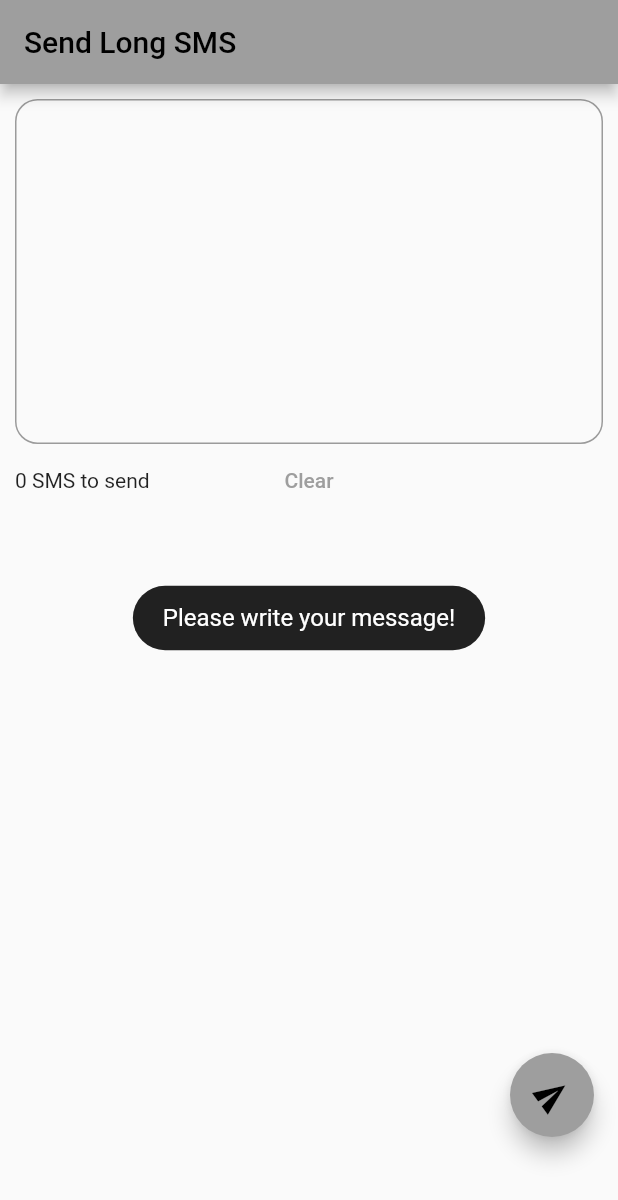
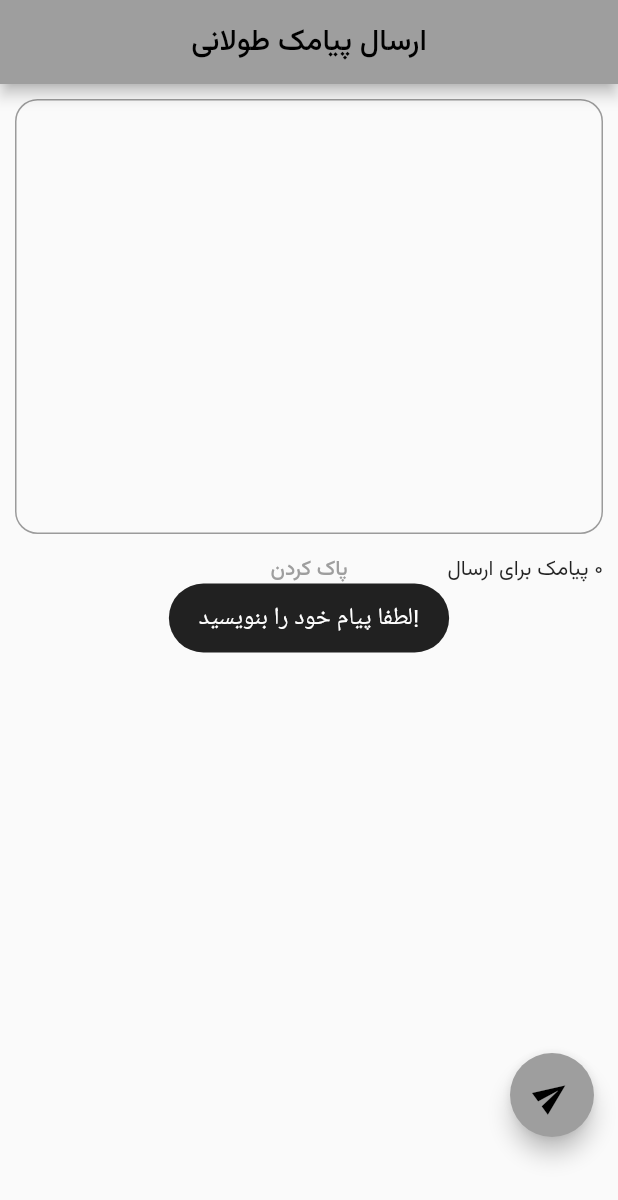
Before and after one commit to Reza-Babakhani/long_sms_sender, a Flutter app: the screen it shows after launch, after a tap on the "send" icon, on a phone screen of 412 x 824 dp. Shown: the top 1200 px of the screen. Run offline on Flutter 3.47's test engine with Material 2 defaults, Android fonts, the phone set to English and light mode, and no system bars; our stand-ins replace flutter_contacts, fluttertoast, internet_connection_checker, permission_handler; missing offline and left inert: auto_direction, flutter_sms, tapsell_plus.

Commit message:
add farsi

```diff
--- a/lib/main.dart
+++ b/lib/main.dart
@@ -54,10 +54,8 @@ class _MyAppState extends State<MyApp> {
     return MaterialApp(
       title: 'Send long sms',
       debugShowCheckedModeBanner: false,
-      theme: ThemeData(
-        primarySwatch: Colors.grey,
-      ),
-      home: HomeScreen(),
+      theme: ThemeData(primarySwatch: Colors.grey, fontFamily: "Vazir"),
+      home: const HomeScreen(),
       routes: {
         ContactListScreen.routeName: (ctx) => const ContactListScreen(),
       },
--- a/lib/screens/contact_list_screen.dart
+++ b/lib/screens/contact_list_screen.dart
@@ -54,8 +54,8 @@ class _ContactListScreenState extends State<ContactListScreen> {
             context: context,
             builder: (ctx) {
               return const AlertDialog(
-                content: Text(
-                    "Please activate the permission to send SMS from the settings."),
+                content:
+                    Text("لطفاً مجوز ارسال پیامک را از تنظیمات فعال کنید."),
               );
             });
         openAppSettings();
@@ -80,7 +80,7 @@ class _ContactListScreenState extends State<ContactListScreen> {
 
       if (successCount == msgCount) {
         Fluttertoast.showToast(
-            msg: "$successCount/$msgCount SMS sent successfully",
+            msg: "$successCount/$msgCount پیامک با موفقیت ارسال شد",
             toastLength: Toast.LENGTH_SHORT,
             gravity: ToastGravity.CENTER,
             timeInSecForIosWeb: 1,
@@ -93,16 +93,18 @@ class _ContactListScreenState extends State<ContactListScreen> {
 
   @override
   Widget build(BuildContext context) {
-    return Scaffold(
+    return Directionality(
+      textDirection: TextDirection.rtl,
+      child: Scaffold(
         appBar: AppBar(
-        title: const Text("Send To..."),
+          title: const Text("ارسال به..."),
           actions: [
             IconButton(
               icon: const Icon(Icons.send),
               onPressed: () async {
                 if (_selectedContacts.isEmpty) {
                   Fluttertoast.showToast(
-                    msg: "Please select at least one contact.",
+                      msg: "لطفا حداقل یک مخاطب را انتخاب کنید.",
                       toastLength: Toast.LENGTH_SHORT,
                       gravity: ToastGravity.CENTER,
                       timeInSecForIosWeb: 1,
@@ -151,7 +153,7 @@ class _ContactListScreenState extends State<ContactListScreen> {
                       controller: _textController,
                       decoration: const InputDecoration(
                           border: InputBorder.none,
-                        hintText: "Search Contact or Add Number..."),
+                          hintText: "جستجو یا ورود شماره تلفن..."),
                       onChanged: (value) {
                         setState(() {
                           _search = value.toLowerCase();
@@ -172,7 +174,7 @@ class _ContactListScreenState extends State<ContactListScreen> {
                       } else {
                         Fluttertoast.showToast(
                             msg:
-                              "To add a contact manually, a valid phone number must be entered.",
+                                "برای افزودن یک مخاطب به صورت دستی، باید یک شماره تلفن معتبر وارد کنید.",
                             toastLength: Toast.LENGTH_SHORT,
                             gravity: ToastGravity.CENTER,
                             timeInSecForIosWeb: 1,
@@ -266,6 +268,7 @@ class _ContactListScreenState extends State<ContactListScreen> {
             ],
           ),
         )),
+      ),
     );
   }
 
@@ -303,6 +306,8 @@ class ContactItem extends StatelessWidget {
         c.phones.map((e) {
           return e.number;
         }).join("\n"),
+        textDirection: TextDirection.ltr,
+        textAlign: TextAlign.end,
       ),
       trailing: IconButton(
           icon: const Icon(Icons.add),
--- a/lib/screens/home_screen.dart
+++ b/lib/screens/home_screen.dart
@@ -5,7 +5,7 @@ import 'package:long_sms_sender/screens/contact_list_screen.dart';
 import 'package:long_sms_sender/utils/text_util.dart';
 
 class HomeScreen extends StatefulWidget {
-  HomeScreen({super.key});
+  const HomeScreen({super.key});
 
   @override
   State<HomeScreen> createState() => _HomeScreenState();
@@ -20,9 +20,14 @@ class _HomeScreenState extends State<HomeScreen> {
   Widget build(BuildContext context) {
     return Scaffold(
       appBar: AppBar(
-        title: const Text("Send Long SMS"),
+        title: const Text(
+          "ارسال پیامک طولانی",
         ),
-      body: SafeArea(
+        centerTitle: true,
+      ),
+      body: Directionality(
+        textDirection: TextDirection.rtl,
+        child: SafeArea(
           child: SingleChildScrollView(
             child: Container(
               padding: const EdgeInsets.all(10),
@@ -52,19 +57,20 @@ class _HomeScreenState extends State<HomeScreen> {
                   Row(
                     mainAxisAlignment: MainAxisAlignment.spaceBetween,
                     children: [
-                    Expanded(child: Text("$_parts SMS to send")),
+                      Expanded(child: Text("$_parts پیامک برای ارسال")),
                       Expanded(
                         child: TextButton(
                           onPressed: () {
                             _clearText();
                           },
-                        child: const Text("Clear"),
+                          child: const Text("پاک کردن"),
                         ),
                       ),
                       Expanded(child: Container()),
                     ],
                   )
                 ],
+              ),
             ),
           ),
         ),
@@ -81,7 +87,7 @@ class _HomeScreenState extends State<HomeScreen> {
               });
             } else {
               Fluttertoast.showToast(
-                  msg: "Please write your message!",
+                  msg: "لطفا پیام خود را بنویسید!",
                   toastLength: Toast.LENGTH_SHORT,
                   gravity: ToastGravity.CENTER,
                   timeInSecForIosWeb: 1,
```
Also changed, not shown: pubspec.yaml (+13 -1 lines), assets/fonts/Vazirmatn-Bold.ttf (added), assets/fonts/Vazirmatn-Light.ttf (added), assets/fonts/Vazirmatn-Medium.ttf (added), assets/fonts/Vazirmatn-Regular.ttf (added), assets/fonts/Vazirmatn-SemiBold.ttf (added). Lines whose indentation alone changed are shown as unchanged.
